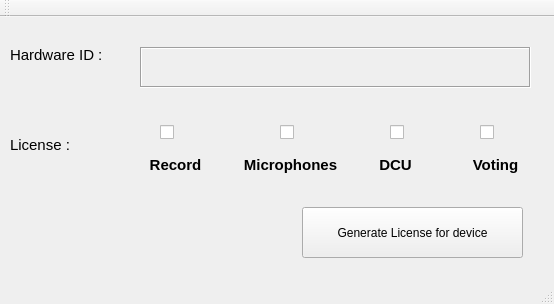
This is keygen/keygen/mainwindow.ui in cxdcxd/pgitic_gstramer as Qt 5 draws it before an edit. The edited form follows.
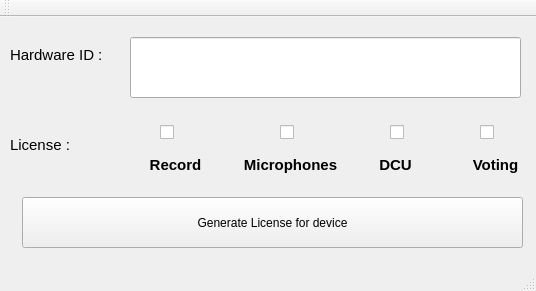
This is the edited form.

The edit to the form file:
```diff
--- a/keygen/keygen/mainwindow.ui
+++ b/keygen/keygen/mainwindow.ui
@@ -6,8 +6,8 @@
    <rect>
     <x>0</x>
     <y>0</y>
-    <width>554</width>
-    <height>304</height>
+    <width>536</width>
+    <height>291</height>
    </rect>
   </property>
   <property name="windowTitle">
@@ -160,44 +160,12 @@
      <set>Qt::AlignCenter</set>
     </property>
    </widget>
-   <widget class="QLabel" name="lbl_HID">
-    <property name="geometry">
-     <rect>
-      <x>140</x>
-      <y>30</y>
-      <width>391</width>
-      <height>41</height>
-     </rect>
-    </property>
-    <property name="font">
-     <font>
-      <pointsize>12</pointsize>
-      <weight>75</weight>
-      <bold>true</bold>
-     </font>
-    </property>
-    <property name="styleSheet">
-     <string notr="true">color: rgb(0,0, 0);</string>
-    </property>
-    <property name="frameShape">
-     <enum>QFrame::Box</enum>
-    </property>
-    <property name="frameShadow">
-     <enum>QFrame::Sunken</enum>
-    </property>
-    <property name="text">
-     <string>&lt;name&gt;</string>
-    </property>
-    <property name="alignment">
-     <set>Qt::AlignCenter</set>
-    </property>
-   </widget>
    <widget class="QPushButton" name="pushButton">
     <property name="geometry">
      <rect>
-      <x>302</x>
-      <y>190</y>
-      <width>221</width>
+      <x>22</x>
+      <y>180</y>
+      <width>501</width>
       <height>51</height>
      </rect>
     </property>
@@ -257,6 +225,27 @@
      <string/>
     </property>
    </widget>
+   <widget class="QLineEdit" name="lbl_HID">
+    <property name="geometry">
+     <rect>
+      <x>130</x>
+      <y>20</y>
+      <width>391</width>
+      <height>61</height>
+     </rect>
+    </property>
+    <property name="font">
+     <font>
+      <pointsize>16</pointsize>
+     </font>
+    </property>
+    <property name="text">
+     <string/>
+    </property>
+    <property name="alignment">
+     <set>Qt::AlignCenter</set>
+    </property>
+   </widget>
   </widget>
   <widget class="QMenuBar" name="menuBar">
    <property name="geometry">
```
Left out of the diff: 2 changed lines with no effect on the pictures.
